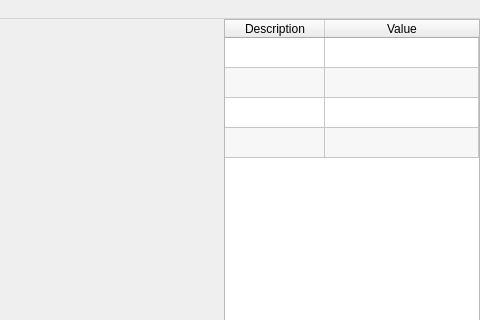
Before: the Qt Designer form mainwindow.ui in pgebhardt/eitViewer, drawn with Qt 5; both pictures show x 574 to 1054 and y 0 to 320 of the 1054 by 840 pixel window.
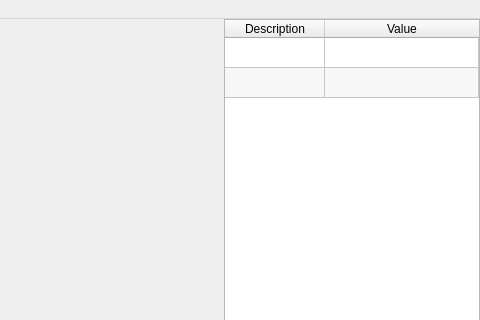
After: the same form once the commit is applied. Custom widgets are drawn as their Qt base class.

```diff
--- a/mainwindow.ui
+++ b/mainwindow.ui
@@ -60,7 +60,7 @@
           <enum>QAbstractItemView::SingleSelection</enum>
          </property>
          <property name="rowCount">
-          <number>4</number>
+          <number>2</number>
          </property>
          <property name="columnCount">
           <number>2</number>
@@ -79,8 +79,6 @@
          </attribute>
          <row/>
          <row/>
-         <row/>
-         <row/>
          <column>
           <property name="text">
            <string>Description</string>
```
